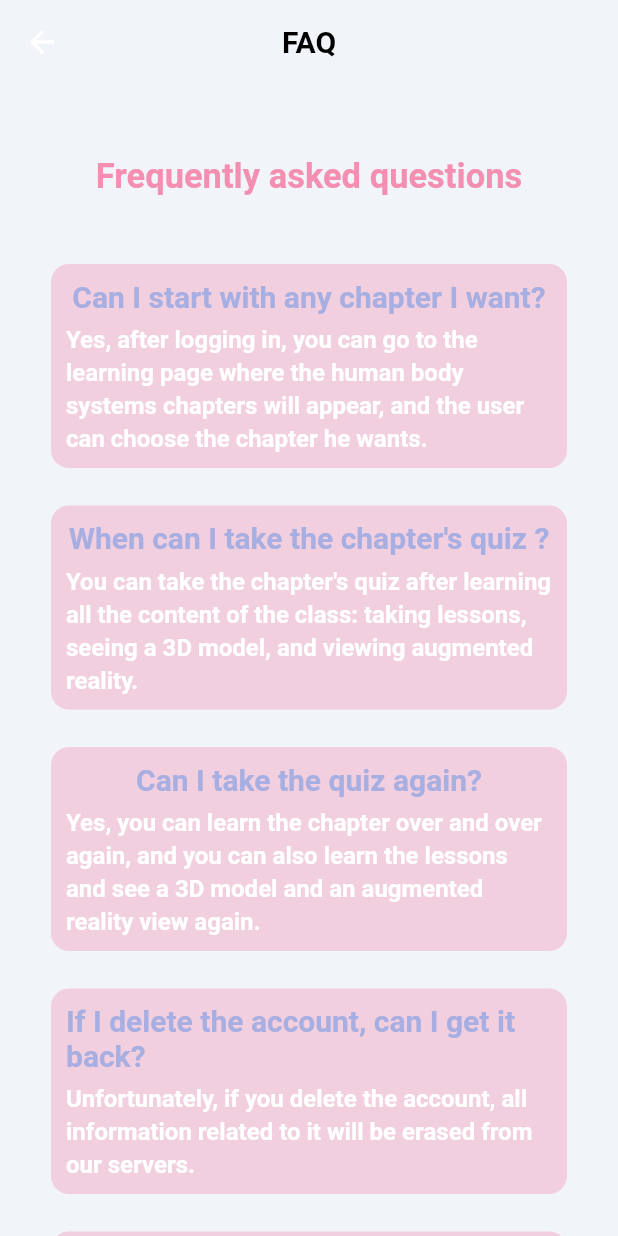
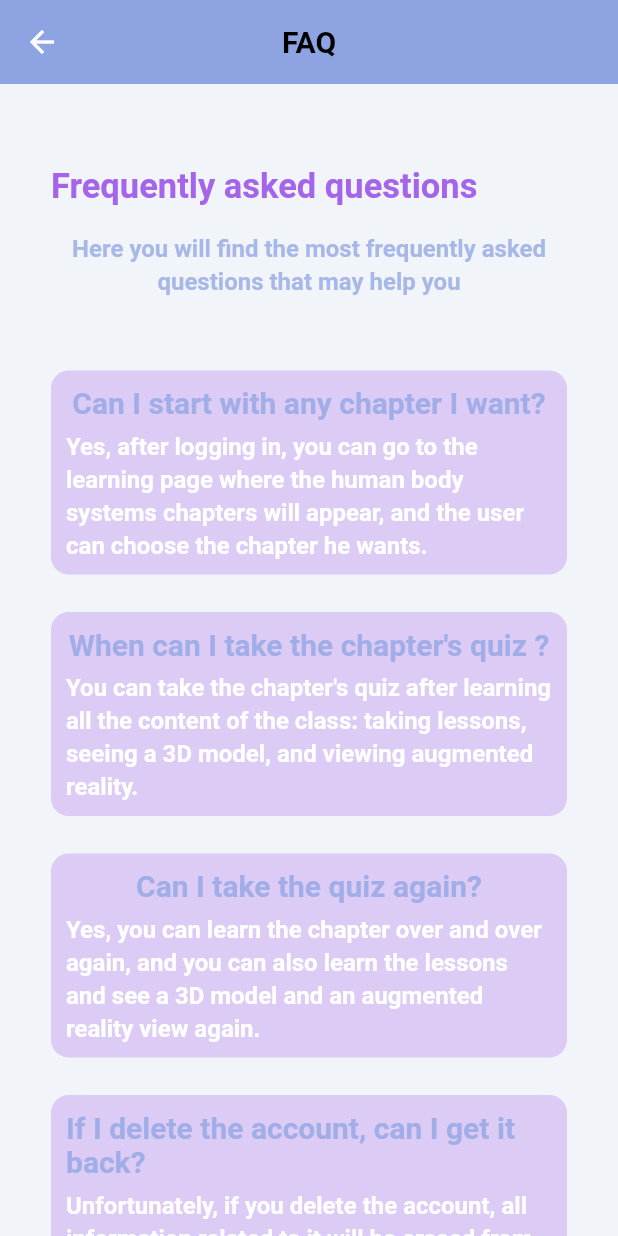
Before and after one commit to Gehad-Eid/ALQ, a Flutter app: the FAQQ screen opened directly, on a phone screen of 412 x 824 dp. Run offline on Flutter 3.47's test engine with Material 2 defaults, Android fonts, the light colour scheme and no system bars; drawn by our look-alikes of flutter_settings_screens; our stand-ins replace carousel_slider, cloud_firestore, curved_navigation_bar, dots_indicator, firebase_auth, firebase_core and 4 more; missing offline and left inert: ar_flutter_plugin, easy_web_view2, quiz_view; accounts and stored records are empty.

```diff
--- a/lib/Chapters/chapterContent.dart
+++ b/lib/Chapters/chapterContent.dart
@@ -384,12 +384,12 @@ class ImageAndIcons extends StatelessWidget {
                     SizedBox(
                       height: size.height * 0.02,
                     ),
-                    const IconCard(
-                        icon: "images/icons8-ar-100 (1).png", page: AR()),
+                     IconCard(
+                        icon: "images/icons8-ar-100 (1).png", page: AR(chaptNum: chapterNum,)),
                     IconCard(
                         icon: "images/icons8-elearning-64.png",
                         page: lessons(
-                          chapterNum,
+                          chapterNum!,
                           chpName: chpName,
                         )),
                     IconCard(
--- a/lib/feedBack/AboutUss.dart
+++ b/lib/feedBack/AboutUss.dart
@@ -23,7 +23,8 @@ class _aboutus extends State<aboutUss> {
           ),
         elevation: 0,
         centerTitle: true,
-        backgroundColor: Colors.lime,
+        //backgroundColor: Colors.transparent,
+        backgroundColor: Color(0xFF8EA3E2),
       ),
       body: SingleChildScrollView(
         padding: const EdgeInsets.symmetric(horizontal: 24),
@@ -34,6 +35,7 @@ class _aboutus extends State<aboutUss> {
           children: [
             Column(
               children: [
+                const SizedBox(height: 20),
                 Container(
                   height: 180,
                   child: Image.asset('images/logo4.png'),
@@ -105,7 +107,7 @@ class _aboutus extends State<aboutUss> {
             children: [
               Container(
                 decoration: BoxDecoration(
-                  color: Color.fromARGB(255, 202, 187, 226),
+                  color: Color.fromARGB(73, 165, 101, 234),
                   borderRadius: BorderRadius.all(
                     Radius.circular(12.0),
                   ),
--- a/lib/feedBack/FAQQ.dart
+++ b/lib/feedBack/FAQQ.dart
@@ -22,7 +22,8 @@ class _faqq extends State<FAQQ> {
           ),
         elevation: 0,
         centerTitle: true,
-        backgroundColor: Colors.transparent,
+        //backgroundColor: Colors.transparent,
+        backgroundColor: Color(0xFF8EA3E2),
       ),
       body: SingleChildScrollView(
         padding: const EdgeInsets.symmetric(horizontal: 24),
@@ -43,7 +44,7 @@ class _faqq extends State<FAQQ> {
                 //     color:Color(0xFF8EA3E2),
                 //   ),
                 // ),
-                const SizedBox(height: 48),
+                const SizedBox(height: 55),
                 buildAbout(),
                 buildAbout2(),
               ],
@@ -61,13 +62,15 @@ class _faqq extends State<FAQQ> {
           children: [
             Text(
               'Frequently asked questions',
-              style: TextStyle(fontSize: 23, fontWeight: FontWeight.bold,color:Colors.pink.shade200),
+              style: TextStyle(fontSize: 23, fontWeight: FontWeight.bold,color:Color.fromARGB(255, 165, 101, 234),),
             ),
-            const SizedBox(height: 35,),
-            // Text(
-            //   "",
-            //   style: TextStyle(fontSize: 16, height: 1.4,fontWeight: FontWeight.bold,color:Color(0xFF8EA3E2).withOpacity(0.75),),
-            // ),
+            const SizedBox(height: 15,),
+            Text(
+              "Here you will find the most frequently asked questions that may help you",
+              textAlign: TextAlign.center,
+              style: TextStyle(fontSize: 16, height: 1.4,fontWeight: FontWeight.bold,color:Color(0xFF8EA3E2).withOpacity(0.75),),
+            ),
+            const SizedBox(height: 40,),
           ],
         ),
       );
@@ -81,7 +84,7 @@ class _faqq extends State<FAQQ> {
             children: [
               Container(
                 decoration: BoxDecoration(
-                  color:Color.fromARGB(94, 244, 143, 177),
+                  color:Color.fromARGB(73, 165, 101, 234),
                   borderRadius: BorderRadius.all(
                     Radius.circular(12.0),
                   ),
@@ -108,7 +111,7 @@ class _faqq extends State<FAQQ> {
               const SizedBox(height: 25,),
               Container(
                 decoration: BoxDecoration(
-                  color:Color.fromARGB(94, 244, 143, 177),
+                  color:Color.fromARGB(73, 165, 101, 234),
                   borderRadius: BorderRadius.all(
                     Radius.circular(12.0),
                   ),
@@ -135,7 +138,7 @@ class _faqq extends State<FAQQ> {
               const SizedBox(height: 25,),
               Container(
                 decoration: BoxDecoration(
-                  color:Color.fromARGB(94, 244, 143, 177),
+                  color:Color.fromARGB(73, 165, 101, 234),
                   borderRadius: BorderRadius.all(
                     Radius.circular(12.0),
                   ),
@@ -162,7 +165,7 @@ class _faqq extends State<FAQQ> {
               const SizedBox(height: 25,),
               Container(
                 decoration: BoxDecoration(
-                  color:Color.fromARGB(94, 244, 143, 177),
+                  color:Color.fromARGB(73, 165, 101, 234),
                   borderRadius: BorderRadius.all(
                     Radius.circular(12.0),
                   ),
@@ -189,7 +192,7 @@ class _faqq extends State<FAQQ> {
               const SizedBox(height: 25,),
               Container(
                 decoration: BoxDecoration(
-                  color:Color.fromARGB(94, 244, 143, 177),
+                  color:Color.fromARGB(73, 165, 101, 234),
                   borderRadius: BorderRadius.all(
                     Radius.circular(12.0),
                   ),
```
Also changed, not shown: lib/AR/AR.dart (+61 -34 lines), lib/feedBack/ReportABugg.dart (+8 -7 lines), lib/feedBack/sendffeedback.dart (+6 -5 lines), images/bug3.png (added), 5 other files.
